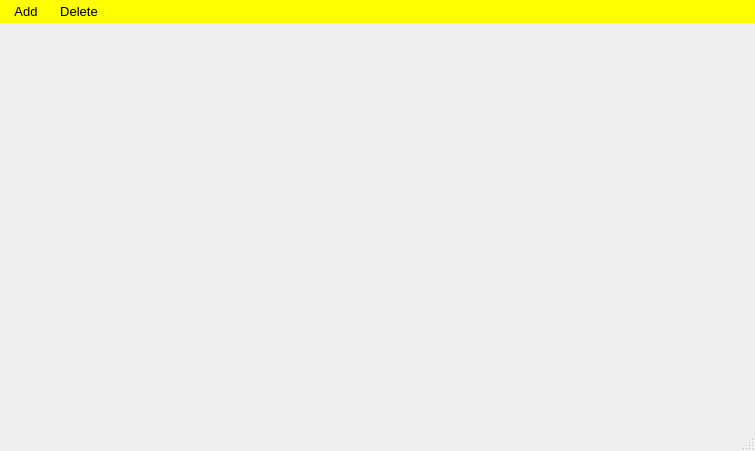
The window that MyProj/mainwindow.ui (shahabbadihi/airport_managementt) describes before a commit, drawn with Qt 5.
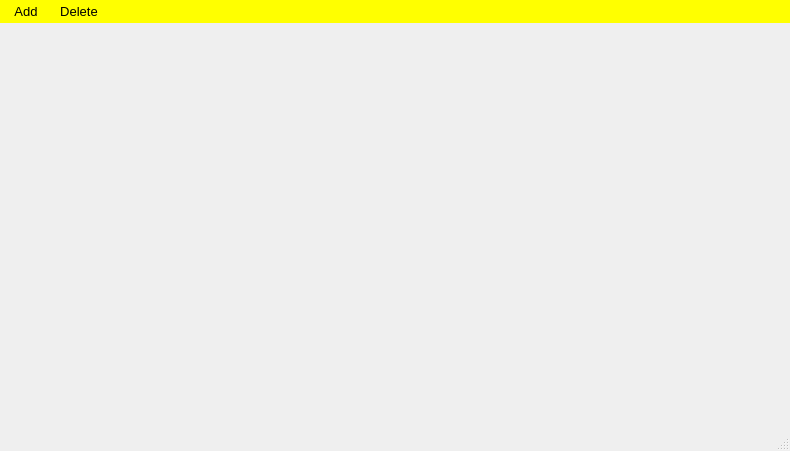
The same window after the commit. Icons and pictures are not drawn.

What changed in the file:
```diff
--- a/MyProj/mainwindow.ui
+++ b/MyProj/mainwindow.ui
@@ -6,10 +6,16 @@
    <rect>
     <x>0</x>
     <y>0</y>
-    <width>755</width>
+    <width>790</width>
     <height>451</height>
    </rect>
   </property>
+  <property name="sizePolicy">
+   <sizepolicy hsizetype="Expanding" vsizetype="Expanding">
+    <horstretch>0</horstretch>
+    <verstretch>0</verstretch>
+   </sizepolicy>
+  </property>
   <property name="windowTitle">
    <string>MainWindow</string>
   </property>
@@ -142,7 +148,7 @@
     <rect>
      <x>0</x>
      <y>0</y>
-     <width>755</width>
+     <width>790</width>
      <height>26</height>
     </rect>
    </property>
```
